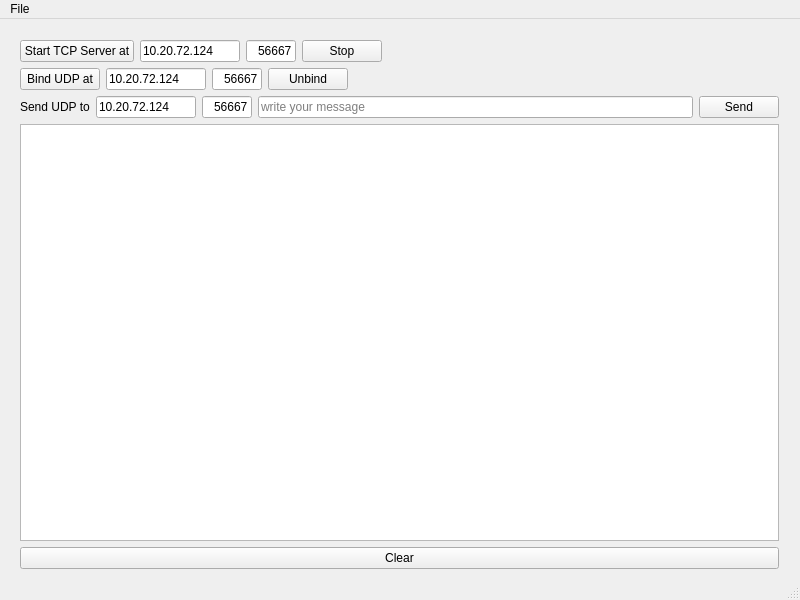
Qt form TCPServer/MainWindow.ui (lemonacy/QtPractice) before a commit.
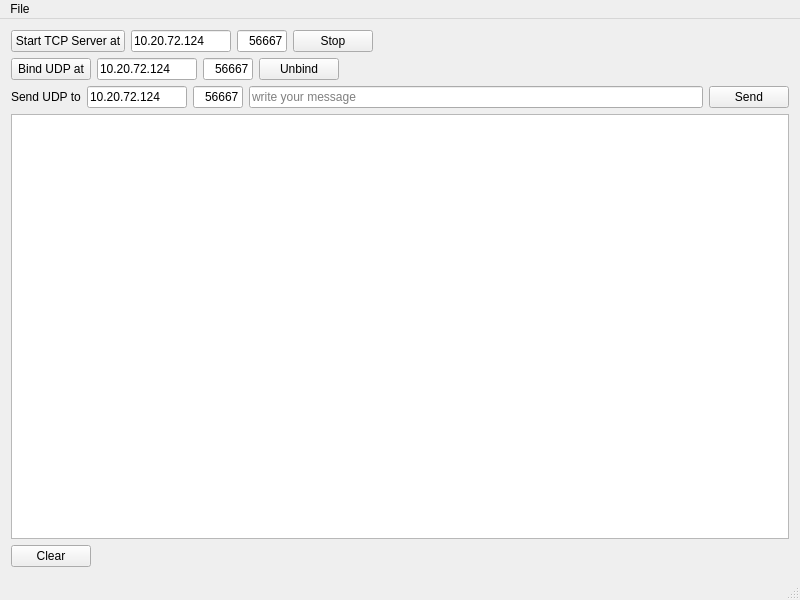
The same form after that commit.

Commit message: tcp/udp ui layout

What changed in the file:
```diff
--- a/TCPServer/MainWindow.ui
+++ b/TCPServer/MainWindow.ui
@@ -26,15 +26,6 @@
      <verstretch>0</verstretch>
     </sizepolicy>
    </property>
-   <widget class="QWidget" name="">
-    <property name="geometry">
-     <rect>
-      <x>9</x>
-      <y>10</y>
-      <width>781</width>
-      <height>551</height>
-     </rect>
-    </property>
     <layout class="QVBoxLayout" name="verticalLayout">
      <item>
       <layout class="QHBoxLayout" name="horizontalLayout">
@@ -263,14 +254,30 @@
       </widget>
      </item>
      <item>
+     <layout class="QHBoxLayout" name="horizontalLayout_4">
+      <item>
       <widget class="QPushButton" name="m_clearConsole">
        <property name="text">
         <string>Clear</string>
        </property>
       </widget>
      </item>
-    </layout>
-   </widget>
+      <item>
+       <spacer name="horizontalSpacer_3">
+        <property name="orientation">
+         <enum>Qt::Horizontal</enum>
+        </property>
+        <property name="sizeHint" stdset="0">
+         <size>
+          <width>40</width>
+          <height>20</height>
+         </size>
+        </property>
+       </spacer>
+      </item>
+     </layout>
+    </item>
+   </layout>
   </widget>
   <widget class="QMenuBar" name="menuBar">
    <property name="geometry">
```
Left out of the diff: 2 changed lines with no effect on the pictures. Lines whose indentation alone changed are shown as unchanged.
